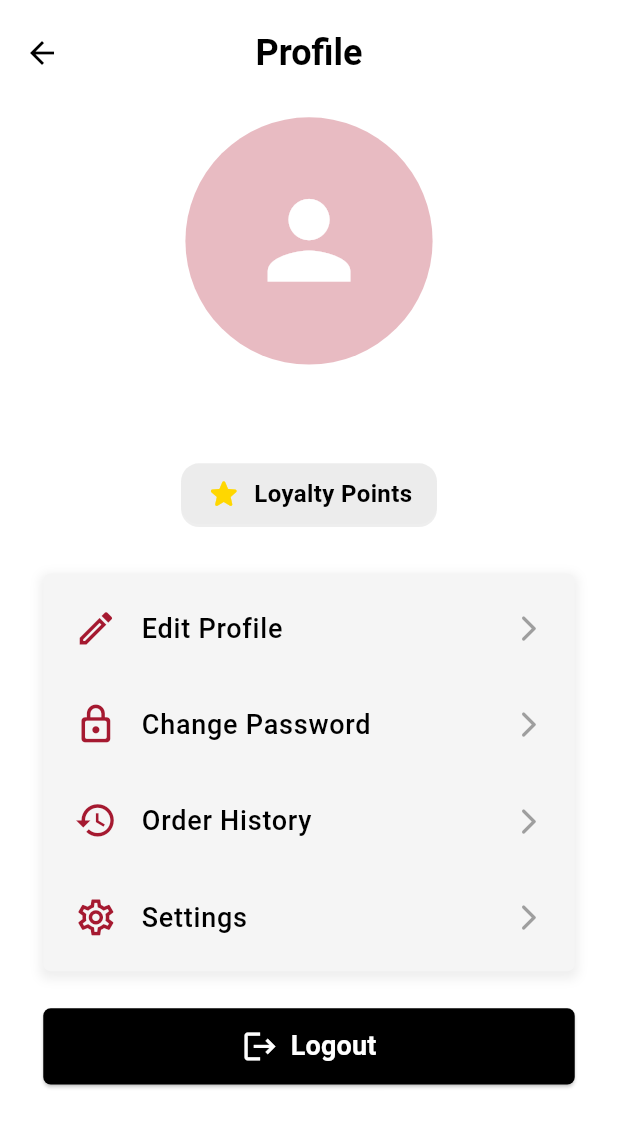
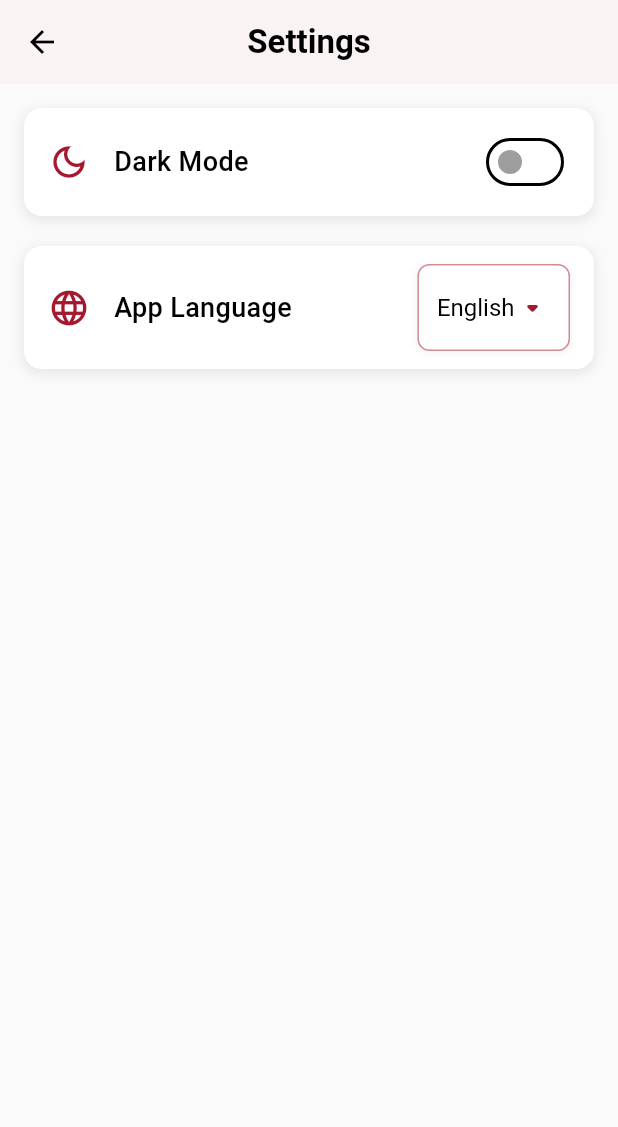
Before and after one commit to iSeFz/ELEVATE-Mobile, a Flutter app: the ProfilePage screen opened directly with empty values, after a tap on "Settings", on a phone screen of 412 x 824 dp. Shown: the top 1127 px of the screen. Run offline on Flutter 3.47's test engine with Material 3 defaults, Android fonts, the phone set to English and light mode, and no system bars; our stand-ins replace bloc, camera, firebase_auth, firebase_core, flutter_bloc, google_sign_in; accounts and stored records are empty.

Commit message:
Added dummy settings page

```diff
--- a/elevate/lib/features/profile/presentation/screens/profile_page.dart
+++ b/elevate/lib/features/profile/presentation/screens/profile_page.dart
@@ -1,8 +1,9 @@
 import 'package:flutter/material.dart';
 import 'package:flutter_bloc/flutter_bloc.dart';
 import 'edit_profile_page.dart';
+import 'change_password_page.dart';
+import 'settings_page.dart';
 import '../../../../core/utils/google_utils.dart';
-import 'change_password_page.dart';
 import '../../../auth/presentation/screens/login_page.dart';
 import '../../../auth/data/models/customer.dart';
 import '../../../profile/presentation/cubits/profile_cubit.dart';
@@ -168,7 +169,12 @@ class ProfilePage extends StatelessWidget {
                             icon: Icons.settings_outlined,
                             text: 'Settings',
                             onTap: () {
-                              // TODO: Implement Settings navigation/action
+                              Navigator.push(
+                                context,
+                                MaterialPageRoute(
+                                  builder: (context) => const SettingsPage(),
+                                ),
+                              );
                             },
                           ),
                         ],
--- /dev/null
+++ b/elevate/lib/features/profile/presentation/screens/settings_page.dart
@@ -0,0 +1,156 @@
+import 'package:flutter/material.dart';
+
+class SettingsPage extends StatefulWidget {
+  const SettingsPage({super.key});
+
+  @override
+  State<SettingsPage> createState() => _SettingsPageState();
+}
+
+class _SettingsPageState extends State<SettingsPage> {
+  bool _isDarkModeEnabled = false;
+  String? _selectedLanguage = 'English';
+
+  @override
+  Widget build(BuildContext context) {
+    final theme = Theme.of(context);
+    return Scaffold(
+      appBar: AppBar(
+        title: Text(
+          'Settings',
+          style: TextStyle(
+            color: theme.colorScheme.secondary,
+            fontWeight: FontWeight.bold,
+          ),
+        ),
+        centerTitle: true,
+        backgroundColor: Colors.white,
+        elevation: 1,
+        iconTheme: IconThemeData(color: theme.colorScheme.secondary),
+      ),
+      backgroundColor: Colors.grey[50],
+      body: Padding(
+        padding: const EdgeInsets.all(16.0),
+        child: ListView(
+          children: [
+            _buildSettingsItem(
+              context: context,
+              title: 'Dark Mode',
+              icon: Icons.dark_mode_outlined,
+              trailing: Switch(
+                value: _isDarkModeEnabled,
+                onChanged: (value) {
+                  setState(() {
+                    _isDarkModeEnabled = value;
+                  });
+                },
+                activeColor: theme.colorScheme.primary,
+                inactiveThumbColor: Colors.grey,
+              ),
+            ),
+            const SizedBox(height: 20),
+            _buildSettingsItem(
+              context: context,
+              title: 'App Language',
+              icon: Icons.language_outlined,
+              trailing: DropdownButtonHideUnderline(
+                child: Container(
+                  padding: const EdgeInsets.symmetric(
+                    horizontal: 12,
+                    vertical: 4,
+                  ),
+                  decoration: BoxDecoration(
+                    color: Colors.white,
+                    borderRadius: BorderRadius.circular(8),
+                    border: Border.all(
+                      color: theme.colorScheme.primary.withOpacity(0.5),
+                      width: 1,
+                    ),
+                    boxShadow: [
+                      BoxShadow(
+                        color: Colors.grey.withOpacity(0.1),
+                        spreadRadius: 1,
+                        blurRadius: 3,
+                        offset: const Offset(0, 1),
+                      ),
+                    ],
+                  ),
+                  child: DropdownButton<String>(
+                    value: _selectedLanguage,
+                    icon: Icon(
+                      Icons.arrow_drop_down_rounded,
+                      color: theme.colorScheme.primary,
+                    ),
+                    elevation: 2,
+                    style: TextStyle(
+                      color: theme.textTheme.bodyLarge?.color,
+                      fontSize: 16,
+                    ),
+                    dropdownColor: Colors.white,
+                    borderRadius: BorderRadius.circular(8),
+                    items:
+                        <String>[
+                          'English',
+                          'Arabic',
+                        ].map<DropdownMenuItem<String>>((String value) {
+                          return DropdownMenuItem<String>(
+                            value: value,
+                            child: Text(value),
+                          );
+                        }).toList(),
+                    onChanged: (String? newValue) {
+                      setState(() {
+                        _selectedLanguage = newValue;
+                      });
+                    },
+                  ),
+                ),
+              ),
+            ),
+          ],
+        ),
+      ),
+    );
+  }
+
+  Widget _buildSettingsItem({
+    required BuildContext context,
+    required String title,
+    required IconData icon,
+    required Widget trailing,
+  }) {
+    final theme = Theme.of(context);
+    return Container(
+      padding: const EdgeInsets.symmetric(horizontal: 16, vertical: 12),
+      decoration: BoxDecoration(
+        color: Colors.white,
+        borderRadius: BorderRadius.circular(12),
+        boxShadow: [
+          BoxShadow(
+            color: Colors.grey.withOpacity(0.2),
+            spreadRadius: 1,
+            blurRadius: 5,
+            offset: const Offset(0, 2),
+          ),
+        ],
+      ),
+      child: Row(
+        children: [
+          Icon(icon, color: theme.colorScheme.primary, size: 28),
+          const SizedBox(width: 16),
+          Expanded(
+            child: Text(
+              title,
+              style: TextStyle(
+                fontSize: 18,
+                fontWeight: FontWeight.w500,
+                color: theme.textTheme.titleMedium?.color,
+              ),
+            ),
+          ),
+          trailing,
+        ],
+      ),
+    );
+  }
+}
```
